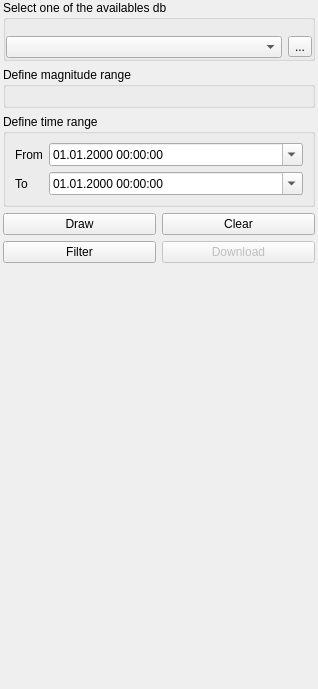
Before: the Qt Designer form openquake/qgis/gemcatalogue/ui_dock.ui in preinh/oq-eqcatalogue-tool, drawn with Qt 5.
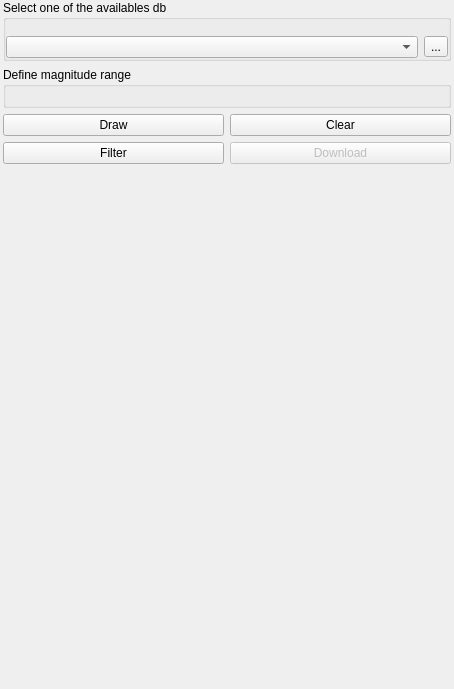
After: the same form once the commit is applied. Icons and pictures are not drawn. Custom widgets are drawn as their Qt base class.

Commit message: added antique dates widget that can handle a range of valid dates from January 2nd, 4713 BCE, to sometime in the year 11 million CE

The edit to the form file:
```diff
--- a/openquake/qgis/gemcatalogue/ui_dock.ui
+++ b/openquake/qgis/gemcatalogue/ui_dock.ui
@@ -6,7 +6,7 @@
    <rect>
     <x>0</x>
     <y>0</y>
-    <width>318</width>
+    <width>454</width>
     <height>689</height>
    </rect>
   </property>
@@ -88,56 +88,6 @@
       </layout>
      </widget>
     </item>
-    <item>
-     <widget class="QGroupBox" name="timeGrb">
-      <property name="title">
-       <string>Define time range</string>
-      </property>
-      <layout class="QVBoxLayout" name="verticalLayout_3">
-       <item>
-        <layout class="QFormLayout" name="formLayout">
-         <property name="fieldGrowthPolicy">
-          <enum>QFormLayout::AllNonFixedFieldsGrow</enum>
-         </property>
-         <item row="0" column="0">
-          <widget class="QLabel" name="label_2">
-           <property name="text">
-            <string>From</string>
-           </property>
-          </widget>
-         </item>
-         <item row="1" column="1">
-          <widget class="QDateTimeEdit" name="maxDateDe">
-           <property name="displayFormat">
-            <string>dd.MM.yyyy hh:mm:ss</string>
-           </property>
-           <property name="calendarPopup">
-            <bool>true</bool>
-           </property>
-          </widget>
-         </item>
-         <item row="0" column="1">
-          <widget class="QDateTimeEdit" name="minDateDe">
-           <property name="displayFormat">
-            <string>dd.MM.yyyy hh:mm:ss</string>
-           </property>
-           <property name="calendarPopup">
-            <bool>true</bool>
-           </property>
-          </widget>
-         </item>
-         <item row="1" column="0">
-          <widget class="QLabel" name="label_3">
-           <property name="text">
-            <string>To</string>
-           </property>
-          </widget>
-         </item>
-        </layout>
-       </item>
-      </layout>
-     </widget>
-    </item>
     <item>
      <layout class="QVBoxLayout" name="actionsBtns">
       <property name="topMargin">
```
Left out of the diff: 2 changed lines with no effect on the pictures. The commit also changes 3 other files.
